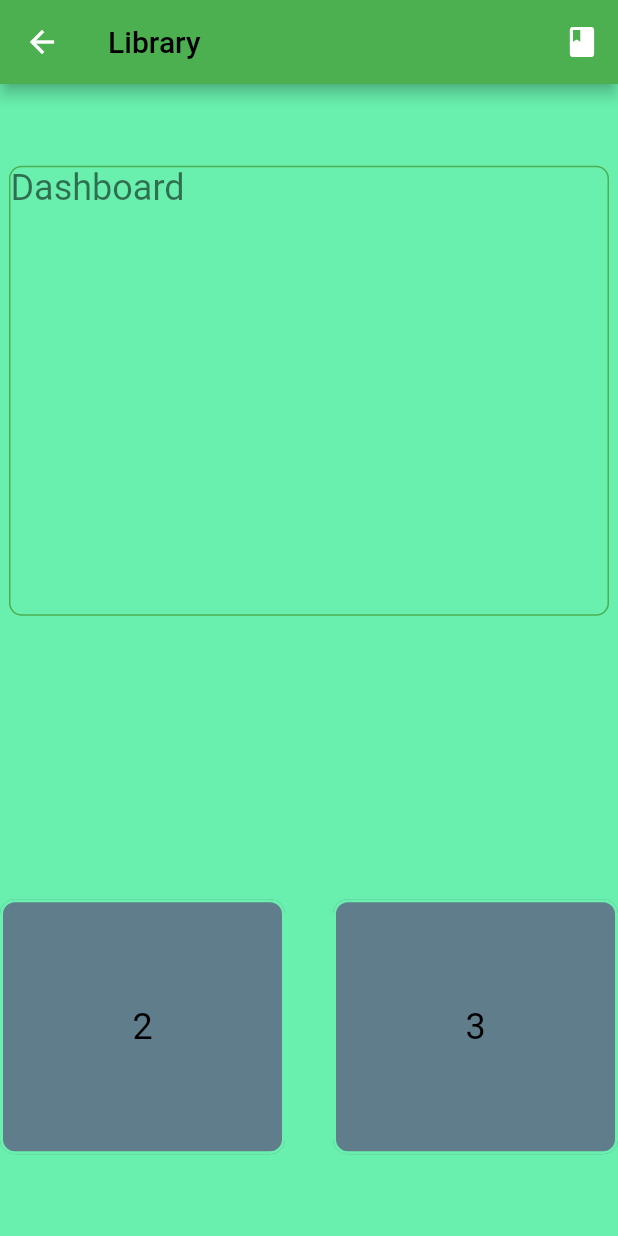
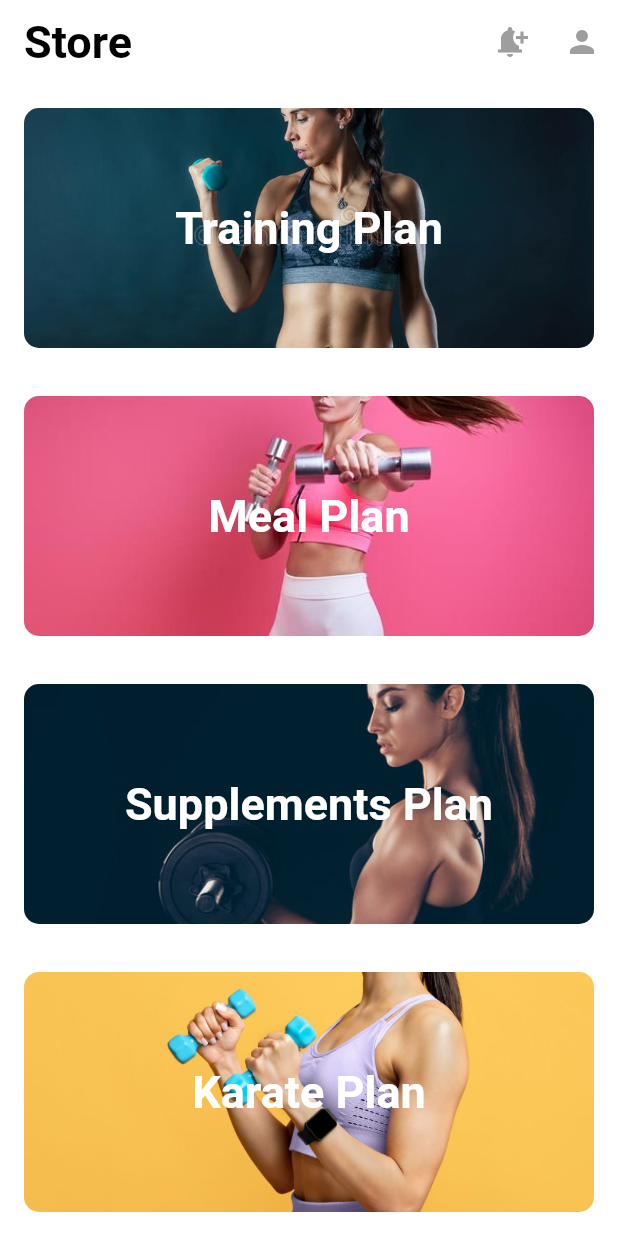
Before and after one commit to Static-404/Flutter, a Flutter app: the FirstPage screen opened by its route, on a phone screen of 412 x 824 dp. Run offline on Flutter 3.47's test engine with Material 2 defaults, Android fonts, the phone set to English and light mode, and no system bars; our stand-ins replace hive, hive_flutter, smooth_page_indicator; accounts and stored records are empty.

Commit message:
Day 23
modified the first page

```diff
--- a/lib/main.dart
+++ b/lib/main.dart
@@ -42,7 +42,6 @@ class MyApp extends StatelessWidget {
     // double deviceWidth = MediaQuery.of(context).size.width;
     // double deviceHeight = MediaQuery.of(context).size.height;
     return MaterialApp(
-      // routerConfig: _router,
       title: 'Library App',
       theme: ThemeData(
         primarySwatch: Colors.green,
--- a/lib/screens/Home.dart
+++ b/lib/screens/Home.dart
@@ -105,7 +105,7 @@ class _HomeState extends State<Home> {
                    onLastPage = (index == 3);
                  });
              },
-             children: [
+             children: const[
                HomePage_1(),
                HomePage_2(),
                HomePage_3(),
@@ -119,16 +119,15 @@ class _HomeState extends State<Home> {
                  child: Row(
                    mainAxisAlignment: MainAxisAlignment.spaceBetween,
                    children: [
-                     CircleAvatar(
-                       backgroundImage: AssetImage('assets/images/letter v,png'),
+                    const CircleAvatar(
+                       backgroundImage: AssetImage('assets/images/lettter v.png'),
                      ),
                      onLastPage
                          ? GestureDetector(
                          onTap: () {
-                           Navigator.pushNamed(context, 'Navbar');
-
+                           Navigator.pushNamed(context,'1Page');
                          },
-                         child: const Text('Done',style: TextStyle(color: Colors.white),)
+                         child: const Text('Done',style: TextStyle(color: Colors.white),),
                      )
                          : GestureDetector(
                          onTap: (){
--- a/lib/screens/firstpage.dart
+++ b/lib/screens/firstpage.dart
@@ -12,99 +12,114 @@ class _FirstPageState extends State<FirstPage> {
   Widget build(BuildContext context) {
     return Scaffold(
       appBar: AppBar(
-        title: const Text(
-          'Library',
-          style: TextStyle(color: Colors.black),
+        backgroundColor: Colors.white,
+        automaticallyImplyLeading: false,
+        title: Text(
+          'Store',
+          style: TextStyle(
+            color: Colors.black,
+            fontSize: 30,
+            fontWeight: FontWeight.bold,
+          ),
         ),
         actions: [
           IconButton(onPressed: () {
             Navigator.pushNamed(context, '2Page');
-          }, icon: const Icon(Icons.book),)
+          }, icon: const Icon(Icons.notification_add,color: Colors.grey,),
+          ),
+          IconButton(onPressed: () {
+            Navigator.pushNamed(context, '');
+          }, icon: const Icon(Icons.person, color: Colors.grey,),
+          ),
         ],
+        elevation: 0,
       ),
       body: Container(
-        color: Colors.greenAccent,
-        child: Center(
-          child: Column(
-            mainAxisAlignment: MainAxisAlignment.spaceEvenly,
+        color: Colors.white,
+        child: ListView(
+
           children: [
             Container(
-                decoration: BoxDecoration(
-                    color: Colors.transparent,
-                    border: Border.all(
-                      color: Colors.green,
-                      width: 1,
-                    ),
-                    borderRadius: BorderRadius.circular(8.5)),
-                width: 400,
-                height: 300,
-                child: const Text(
-                  'Dashboard',
-                  textAlign: TextAlign.start,
-                  // textDirection: TextDirection.ltr,
-                  style: TextStyle(color: Colors.black54, fontSize: 24,),
+              child: Text(
+                'Training Plan',
+                style: TextStyle(
+                  color: Colors.white,
+                  fontSize: 30,
+                  fontWeight: FontWeight.bold
                 ),
               ),
-              const SizedBox(
-                height: 80,
+              alignment: Alignment.center,
+              margin: EdgeInsets.all(16.0),
+              height: 160,
+              decoration: BoxDecoration(
+                image:DecorationImage(
+                  image: AssetImage('assets/images/blue pic.jpg'),
+                  fit: BoxFit.cover,
                 ),
-              Row(
-                mainAxisAlignment: MainAxisAlignment.spaceBetween,
-                children: [
-                  Container(
-                    decoration: BoxDecoration(
-                        color: Colors.transparent,
-                        border: Border.all(
-                          width: 2,
-                          color: Colors.greenAccent,
-                        ),
-                        borderRadius: BorderRadius.circular(10.0),
-                        boxShadow: const [
-                          BoxShadow(
-                            color: Colors.blueGrey,
-                            offset: Offset(0, 0),
-                          ),
-                        ]),
-                    width: 190,
-                    height: 170,
-                    child: const Center(
-                      child: Text(
-                        '2',
-                        style: TextStyle(color: Colors.black, fontSize: 24),
+                borderRadius: BorderRadius.circular(10)
               ),
             ),
+            Container(
+              child: Text(
+                'Meal Plan',
+                style: TextStyle(
+                    color: Colors.white,
+                    fontSize: 30,
+                    fontWeight: FontWeight.bold
                 ),
-                  const SizedBox(
-                    height: 20,
+              ),
+              alignment: Alignment.center,
+              margin: EdgeInsets.all(16.0),
+              height: 160,
+              decoration: BoxDecoration(
+                image:DecorationImage(
+                  image: AssetImage('assets/images/pink pic.jpg'),
+                  fit: BoxFit.cover,
+                ),
+                borderRadius: BorderRadius.circular(10)
+              ),
             ),
             Container(
+              child: Text(
+                'Supplements Plan',
+                style: TextStyle(
+                    color: Colors.white,
+                    fontSize: 30,
+                    fontWeight: FontWeight.bold
+                ),
+              ),
+              alignment: Alignment.center,
+              margin: EdgeInsets.all(16.0),
+              height: 160,
               decoration: BoxDecoration(
-                        color: Colors.transparent,
-                        border: Border.all(
-                          color: Colors.greenAccent,
-                          width: 2,
+                image:DecorationImage(
+                  image: AssetImage('assets/images/dark pic.jpg'),
+                  fit: BoxFit.cover,
                 ),
-                        borderRadius: BorderRadius.circular(10.0),
-                        boxShadow: const[
-                          BoxShadow(
-                            color: Colors.blueGrey,
-                            offset: Offset(0, 0),
+                borderRadius: BorderRadius.circular(10)
               ),
-                        ]),
-                    width: 190,
-                    height: 170,
-                    child: const Center(
-                      child:
-                      Text(
-                        '3',
-                        style: TextStyle(color: Colors.black, fontSize: 24),
             ),
+            Container(
+              child: Text(
+                'Karate Plan',
+                style: TextStyle(
+                    color: Colors.white,
+                    fontSize: 30,
+                    fontWeight: FontWeight.bold
+                ),
+              ),
+              alignment: Alignment.center,
+              margin: EdgeInsets.all(16.0),
+              height: 160,
+              decoration: BoxDecoration(
+                image:DecorationImage(
+                  image: AssetImage('assets/images/orange pic.jpg'),
+                  fit: BoxFit.cover,
+                ),
+                borderRadius: BorderRadius.circular(10)
               ),
             ),
           ],
-              ),
-            ],
-          ),
         ),
       ),
     );
--- a/pubspec.yaml
+++ b/pubspec.yaml
@@ -71,7 +71,7 @@ flutter:
     - assets/images/reading.jpg
     - assets/images/blue pic.jpg
     - assets/images/dark pic.jpg
-    - assets/images/letter v.png
+    - assets/images/lettter v.png
     - assets/images/orange pic.jpg
     - assets/images/pink pic.jpg
 
```
Lines whose indentation alone changed are shown as unchanged.
